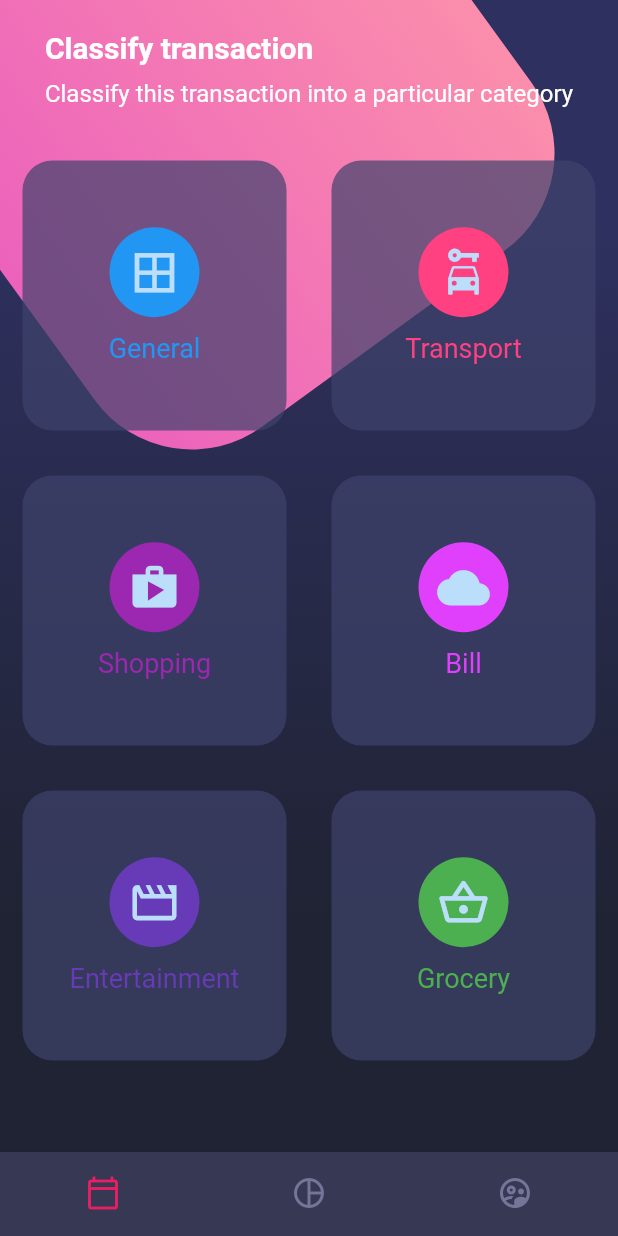
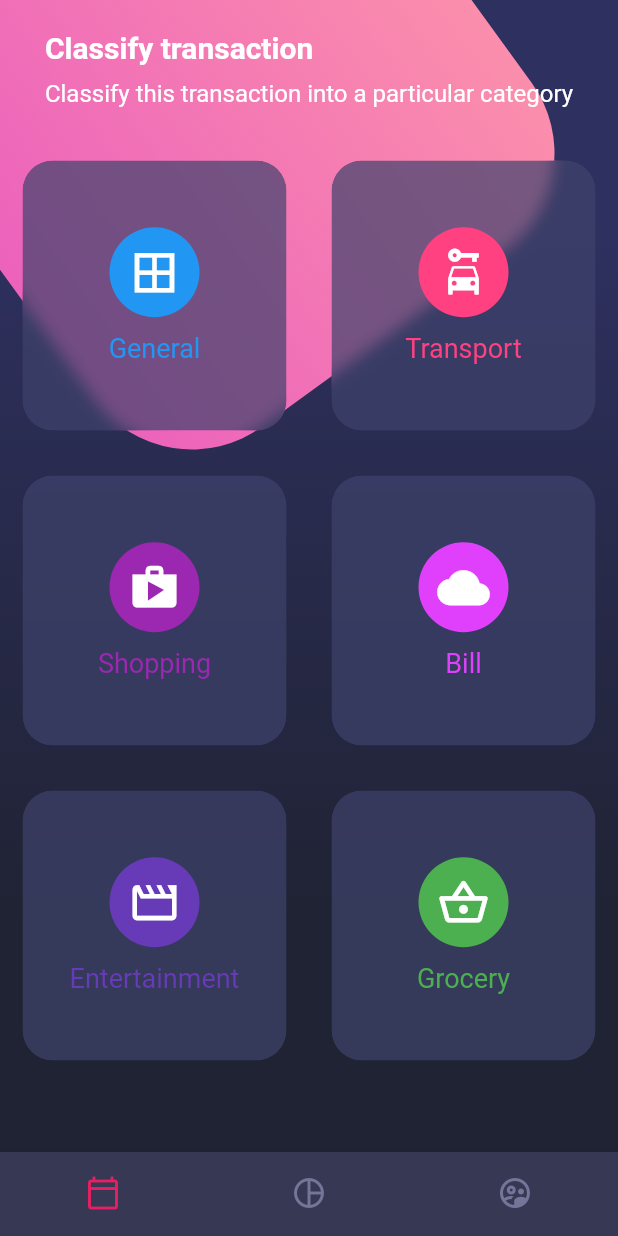
Before and after one commit to bgarcia95/designs-app, a Flutter app: the screen it shows after launch, on a phone screen of 412 x 824 dp. Run offline on Flutter 3.47's test engine with Material 2 defaults, Android fonts, the phone set to English and light mode, and no system bars.

Commit message:
add blur to each card

```diff
--- a/lib/src/widgets/cards_table.dart
+++ b/lib/src/widgets/cards_table.dart
@@ -1,4 +1,5 @@
 import 'package:flutter/material.dart';
+import 'dart:ui';
 
 class CardsTable extends StatelessWidget {
   const CardsTable({super.key});
@@ -72,8 +73,14 @@ class _SingleCard extends StatelessWidget {
       borderRadius: BorderRadius.circular(20),
     );
 
+    // ClipRRect helps out to cut everything that's overflowing from its container, in this case we want to avoid blur propagation throughout the screen
     return Container(
       margin: const EdgeInsets.all(15),
+      child: ClipRRect(
+        borderRadius: BorderRadius.circular(20),
+        child: BackdropFilter(
+          filter: ImageFilter.blur(sigmaX: 5, sigmaY: 5),
+          child: Container(
             height: 180,
             decoration: boxDecoration,
             child: Column(
@@ -85,6 +92,7 @@ class _SingleCard extends StatelessWidget {
                   child: Icon(
                     icon,
                     size: 35,
+                    color: Colors.white,
                   ),
                 ),
                 const SizedBox(height: 10),
@@ -94,6 +102,9 @@ class _SingleCard extends StatelessWidget {
                 ),
               ],
             ),
+          ),
+        ),
+      ),
     );
   }
 }
```
Lines whose indentation alone changed are shown as unchanged.
